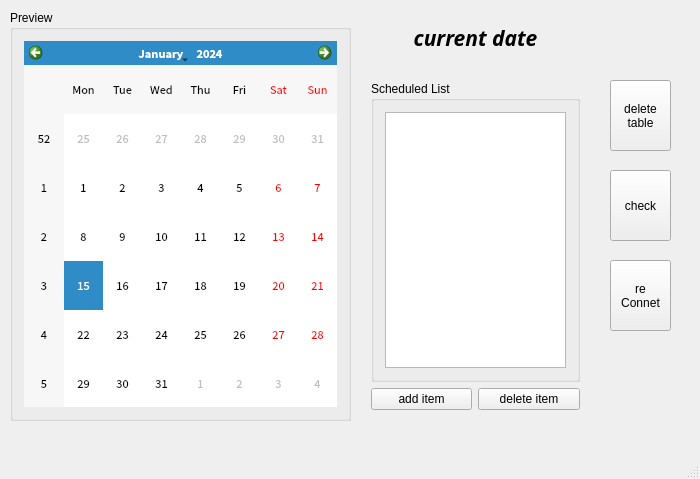
This is mainwindow.ui in steven558877/Calendar as Qt 5 draws it before an edit. The edited form follows.
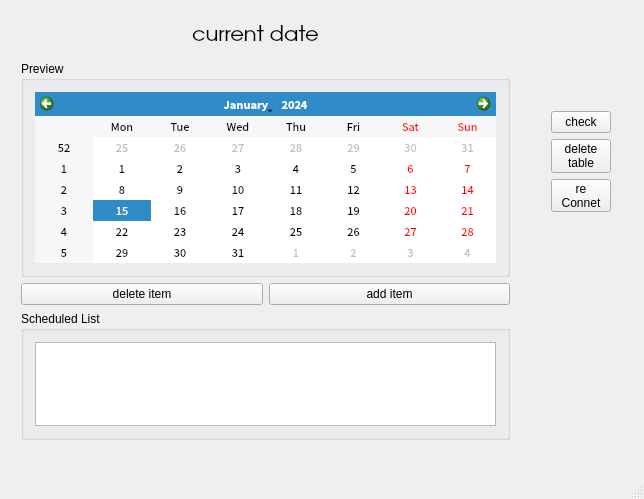
This is the edited form.

Commit message: everyday has it own schedule, modified layout

```diff
--- a/mainwindow.ui
+++ b/mainwindow.ui
@@ -6,8 +6,8 @@
    <rect>
     <x>0</x>
     <y>0</y>
-    <width>700</width>
-    <height>479</height>
+    <width>644</width>
+    <height>499</height>
    </rect>
   </property>
   <property name="windowTitle">
@@ -17,19 +17,19 @@
    <widget class="QLabel" name="curDate">
     <property name="geometry">
      <rect>
-      <x>370</x>
+      <x>120</x>
       <y>20</y>
-      <width>211</width>
+      <width>271</width>
       <height>36</height>
      </rect>
     </property>
     <property name="font">
      <font>
-      <family>Waree</family>
-      <pointsize>14</pointsize>
-      <weight>75</weight>
-      <italic>true</italic>
-      <bold>true</bold>
+      <family>URW Gothic L</family>
+      <pointsize>15</pointsize>
+      <weight>50</weight>
+      <italic>false</italic>
+      <bold>false</bold>
      </font>
     </property>
     <property name="text">
@@ -39,74 +39,66 @@
      <set>Qt::AlignCenter</set>
     </property>
    </widget>
-   <widget class="QGroupBox" name="groupBox">
+   <widget class="QWidget" name="">
     <property name="geometry">
      <rect>
-      <x>10</x>
-      <y>10</y>
-      <width>341</width>
-      <height>411</height>
-     </rect>
-    </property>
-    <property name="title">
-     <string>Preview</string>
-    </property>
-    <layout class="QGridLayout" name="gridLayout">
-     <item row="0" column="0">
-      <widget class="QCalendarWidget" name="cal">
-       <property name="font">
-        <font>
-         <family>Noto Sans CJK JP</family>
-         <pointsize>8</pointsize>
-         <weight>50</weight>
-         <bold>false</bold>
-        </font>
-       </property>
-       <property name="mouseTracking">
-        <bool>false</bool>
-       </property>
-      </widget>
-     </item>
-    </layout>
-   </widget>
-   <widget class="QWidget" name="layoutWidget">
-    <property name="geometry">
-     <rect>
-      <x>360</x>
-      <y>70</y>
-      <width>231</width>
-      <height>351</height>
+      <x>540</x>
+      <y>100</y>
+      <width>82</width>
+      <height>123</height>
      </rect>
     </property>
     <layout class="QGridLayout" name="gridLayout_3">
-     <item row="1" column="1">
-      <widget class="QPushButton" name="delBtn">
+     <item row="3" column="0">
+      <widget class="QPushButton" name="re">
        <property name="text">
-        <string>delete item</string>
+        <string>re
+Connet</string>
        </property>
       </widget>
      </item>
      <item row="1" column="0">
-      <widget class="QPushButton" name="addBtn">
+      <widget class="QPushButton" name="check">
        <property name="text">
-        <string>add item</string>
+        <string>check</string>
        </property>
       </widget>
      </item>
-     <item row="0" column="0" colspan="2">
+     <item row="2" column="0">
+      <widget class="QPushButton" name="test">
+       <property name="text">
+        <string>delete
+table</string>
+       </property>
+      </widget>
+     </item>
+    </layout>
+   </widget>
+   <widget class="QWidget" name="">
+    <property name="geometry">
+     <rect>
+      <x>10</x>
+      <y>50</y>
+      <width>511</width>
+      <height>401</height>
+     </rect>
+    </property>
+    <layout class="QGridLayout" name="gridLayout_5">
+     <item row="2" column="0">
       <widget class="QGroupBox" name="groupBox_2">
        <property name="title">
         <string>Scheduled List</string>
        </property>
-       <layout class="QGridLayout" name="gridLayout_2">
+       <layout class="QGridLayout" name="gridLayout_4">
         <item row="0" column="0">
          <widget class="QListWidget" name="list">
           <property name="font">
            <font>
-            <family>Ubuntu Condensed</family>
-            <pointsize>14</pointsize>
-            <weight>75</weight>
-            <bold>true</bold>
+            <family>Ubuntu Mono</family>
+            <pointsize>12</pointsize>
+            <weight>50</weight>
+            <italic>false</italic>
+            <bold>false</bold>
            </font>
           </property>
          </widget>
@@ -114,49 +106,50 @@
        </layout>
       </widget>
      </item>
+     <item row="1" column="0">
+      <layout class="QGridLayout" name="gridLayout_2">
+       <item row="0" column="1">
+        <widget class="QPushButton" name="delBtn">
+         <property name="text">
+          <string>delete item</string>
+         </property>
+        </widget>
+       </item>
+       <item row="0" column="2">
+        <widget class="QPushButton" name="addBtn">
+         <property name="text">
+          <string>add item</string>
+         </property>
+        </widget>
+       </item>
+      </layout>
+     </item>
+     <item row="0" column="0">
+      <widget class="QGroupBox" name="groupBox">
+       <property name="title">
+        <string>Preview</string>
+       </property>
+       <layout class="QGridLayout" name="gridLayout">
+        <item row="0" column="0">
+         <widget class="QCalendarWidget" name="cal">
+          <property name="font">
+           <font>
+            <family>Noto Sans CJK JP</family>
+            <pointsize>8</pointsize>
+            <weight>50</weight>
+            <bold>false</bold>
+           </font>
+          </property>
+          <property name="mouseTracking">
+           <bool>false</bool>
+          </property>
+         </widget>
+        </item>
+       </layout>
+      </widget>
+     </item>
     </layout>
    </widget>
-   <widget class="QPushButton" name="test">
-    <property name="geometry">
-     <rect>
-      <x>610</x>
-      <y>80</y>
-      <width>61</width>
-      <height>71</height>
-     </rect>
-    </property>
-    <property name="text">
-     <string>delete
-table</string>
-    </property>
-   </widget>
-   <widget class="QPushButton" name="check">
-    <property name="geometry">
-     <rect>
-      <x>610</x>
-      <y>170</y>
-      <width>61</width>
-      <height>71</height>
-     </rect>
-    </property>
-    <property name="text">
-     <string>check</string>
-    </property>
-   </widget>
-   <widget class="QPushButton" name="re">
-    <property name="geometry">
-     <rect>
-      <x>610</x>
-      <y>260</y>
-      <width>61</width>
-      <height>71</height>
-     </rect>
-    </property>
-    <property name="text">
-     <string>re
-Connet</string>
-    </property>
-   </widget>
   </widget>
   <widget class="QMenuBar" name="menuBar">
    <property name="geometry">
```
Left out of the diff: 2 changed lines with no effect on the pictures. The commit also changes 4 other files.
